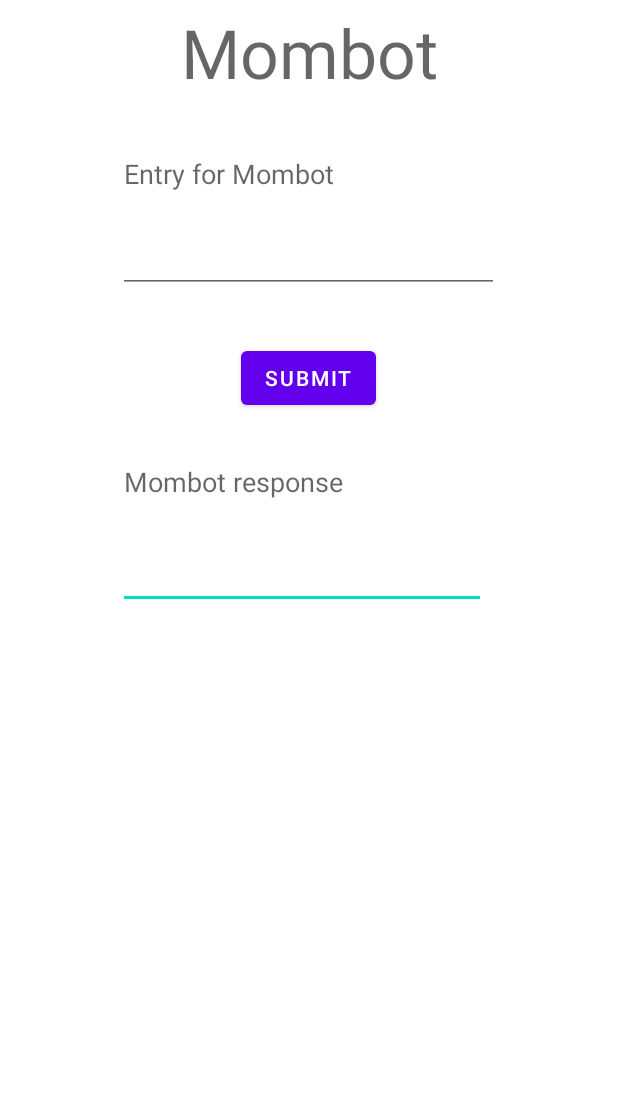
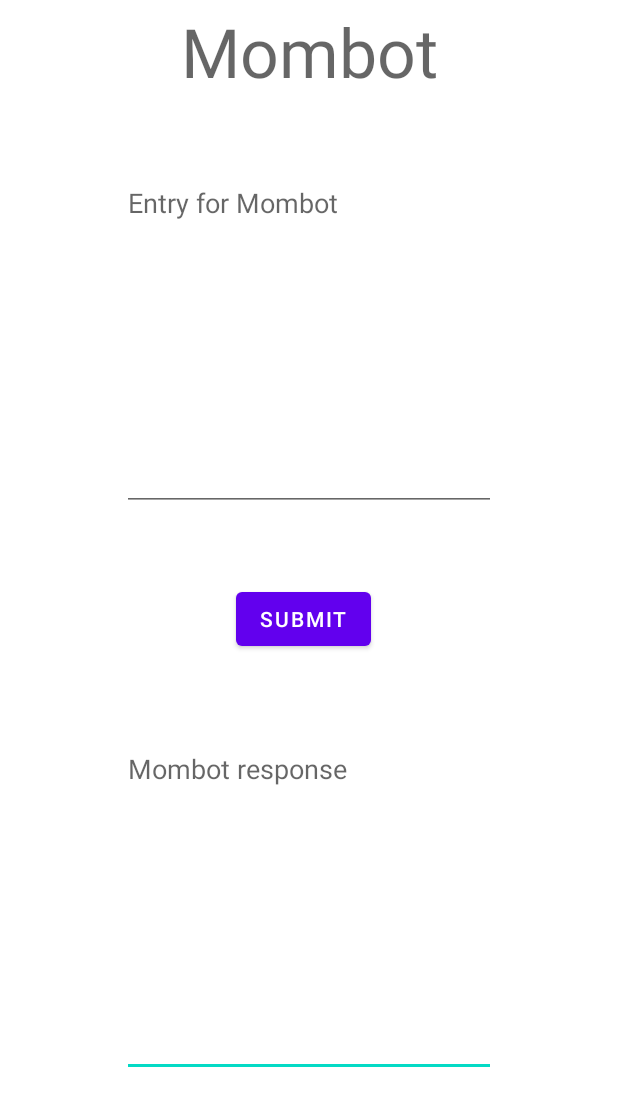
Before and after one commit to redeem4/Care_Corner, an Android app: the MombotActivity screen opened directly, with no data from a screen before it, on a phone screen of 412 x 824 dp. Shown: the top 1106 px of the screen. Run offline under Robolectric (Android 15) with nearby library versions, the phone set to English and light mode, and no system bars.

Commit message:
Mombot all set

```diff
--- a/care-corner-mobile/app/src/main/java/com/carecorner/MombotActivity.java
+++ b/care-corner-mobile/app/src/main/java/com/carecorner/MombotActivity.java
@@ -41,23 +41,23 @@ public class MombotActivity extends AppCompatActivity {
         if(entry.isEmpty())
             reply = "It seems nothing was entered.";
         else if(entry.contains(" bar"))
-            reply = "At a bar you should: watch your drink being poured, " +
-                    "not leave your drink unattended, " +
-                    "and be aware of your surroundings. ";
+            reply = "At a bar you should: \\n watch your drink being poured, " +
+                    "\\n not leave your drink unattended, " +
+                    "\\n and be aware of your surroundings. ";
         else if(entry.contains(" house"))
-            reply = "At a house you should: let a friend know where you are going and who you are seeing " +
-                    " and keep your phone with you at all times.";
+            reply = "At a house you should: \n let a friend know where you are going and who you are seeing " +
+                    " \n and keep your phone with you at all times.";
         else if(entry.contains(" club"))
-            reply = "At a club you should: watch your drink being poured, " +
-                    "not leave your drink unattended, " +
-                    "and be aware of your surroundings.";
+            reply = "At a club you should: \n watch your drink being poured, " +
+                    "\n not leave your drink unattended, " +
+                    "\n and be aware of your surroundings.";
         else if(entry.contains(" restaurant"))
-            reply = "At a restaurant you should: meet at a public place, " +
-                    "not leave your drink unattended, " +
-                    "and tell someone you trust about your plans.";
+            reply = "At a restaurant you should: \n meet at a public place, " +
+                    "\n not leave your drink unattended, " +
+                    "\n and tell someone you trust about your plans.";
         else if(entry.contains(" movies"))
-            reply = "At the movies you should: meet at a public place " +
-                    "and tell someone you trust about your plans";
+            reply = "At the movies you should: \n meet at a public place " +
+                    "\n and tell someone you trust about your plans";
         else
             reply = "Sorry, I do not yet have a response for that.";
         return reply;
--- a/care-corner-mobile/app/src/main/res/layout/mombot_activity.xml
+++ b/care-corner-mobile/app/src/main/res/layout/mombot_activity.xml
@@ -8,55 +8,59 @@
 
     <EditText
         android:id="@+id/mombotResponseBox"
-        android:layout_width="245dp"
-        android:layout_height="107dp"
-        android:layout_marginStart="69dp"
-        android:layout_marginLeft="69dp"
-        android:layout_marginTop="10dp"
-        android:layout_marginEnd="79dp"
-        android:layout_marginRight="79dp"
-        android:layout_marginBottom="417dp"
+        android:layout_width="0dp"
+        android:layout_height="228dp"
+        android:layout_marginStart="81dp"
+        android:layout_marginLeft="81dp"
+        android:layout_marginTop="5dp"
+        android:layout_marginEnd="81dp"
+        android:layout_marginRight="81dp"
+        android:layout_marginBottom="63dp"
         android:gravity="top|start"
         android:hint="@string/mombot_response"
         android:importantForAutofill="no"
-        android:inputType="text"
+        android:inputType="textCapSentences|textMultiLine"
+        android:singleLine="false"
         app:layout_constraintBottom_toBottomOf="parent"
         app:layout_constraintEnd_toEndOf="parent"
         app:layout_constraintStart_toStartOf="parent"
-        app:layout_constraintTop_toBottomOf="@+id/btnSubmit" />
+        app:layout_constraintTop_toBottomOf="@+id/btnSubmit"
+        app:layout_constraintVertical_bias="0.0" />
 
     <EditText
         android:id="@+id/MombotEntryBox"
-        android:layout_width="254dp"
-        android:layout_height="102dp"
-        android:layout_marginStart="69dp"
-        android:layout_marginLeft="69dp"
-        android:layout_marginTop="13dp"
-        android:layout_marginEnd="70dp"
-        android:layout_marginRight="70dp"
-        android:layout_marginBottom="16dp"
+        android:layout_width="249dp"
+        android:layout_height="228dp"
+        android:layout_marginStart="81dp"
+        android:layout_marginLeft="81dp"
+        android:layout_marginTop="5dp"
+        android:layout_marginEnd="81dp"
+        android:layout_marginRight="81dp"
         android:gravity="top|start"
         android:hint="@string/entry_for_mombot"
         android:importantForAutofill="no"
-        android:inputType="text"
+        android:inputType="textCapSentences|textMultiLine"
+        android:singleLine="false"
         app:layout_constraintBottom_toTopOf="@+id/btnSubmit"
         app:layout_constraintEnd_toEndOf="parent"
         app:layout_constraintStart_toStartOf="parent"
-        app:layout_constraintTop_toBottomOf="@+id/Mombot" />
+        app:layout_constraintTop_toBottomOf="@+id/Mombot"
+        app:layout_constraintVertical_bias="0.165" />
 
     <Button
         android:id="@+id/btnSubmit"
         android:layout_width="wrap_content"
         android:layout_height="wrap_content"
-        android:layout_marginStart="151dp"
-        android:layout_marginLeft="151dp"
-        android:layout_marginTop="16dp"
-        android:layout_marginEnd="152dp"
-        android:layout_marginRight="152dp"
-        android:layout_marginBottom="11dp"
+        android:layout_marginStart="150dp"
+        android:layout_marginLeft="150dp"
+        android:layout_marginTop="5dp"
+        android:layout_marginEnd="150dp"
+        android:layout_marginRight="150dp"
+        android:layout_marginBottom="5dp"
         android:text="@string/submit"
         app:layout_constraintBottom_toTopOf="@+id/mombotResponseBox"
         app:layout_constraintEnd_toEndOf="parent"
+        app:layout_constraintHorizontal_bias="0.333"
         app:layout_constraintStart_toStartOf="parent"
         app:layout_constraintTop_toBottomOf="@+id/MombotEntryBox" />
 
@@ -64,15 +68,9 @@
         android:id="@+id/Mombot"
         android:layout_width="wrap_content"
         android:layout_height="wrap_content"
-        android:layout_marginStart="111dp"
-        android:layout_marginLeft="111dp"
         android:layout_marginTop="4dp"
-        android:layout_marginEnd="111dp"
-        android:layout_marginRight="111dp"
-        android:layout_marginBottom="13dp"
         android:text="@string/mombot"
         android:textAppearance="@style/TextAppearance.AppCompat.Display2"
-        app:layout_constraintBottom_toTopOf="@+id/MombotEntryBox"
         app:layout_constraintEnd_toEndOf="parent"
         app:layout_constraintStart_toStartOf="parent"
         app:layout_constraintTop_toTopOf="parent" />
```
